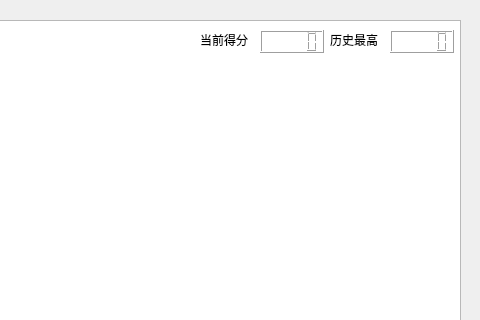
This is mainwindow.ui in lilipads/bubble_game as Qt 5 draws it before an edit; both pictures show x 320 to 800 and y 0 to 320 of the 800 by 600 pixel window. The edited form follows.
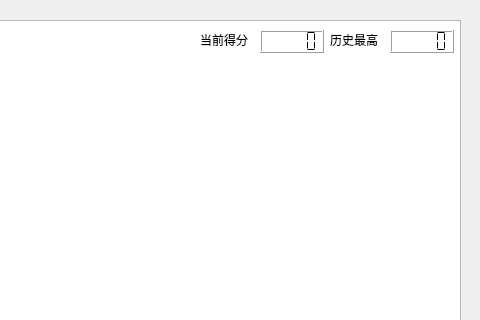
This is the edited form.

What changed in the file:
```diff
--- a/mainwindow.ui
+++ b/mainwindow.ui
@@ -65,15 +65,79 @@
       <height>23</height>
      </rect>
     </property>
-   </widget>
-   <widget class="QLCDNumber" name="scoreRecordBox">
-    <property name="geometry">
-     <rect>
-      <x>710</x>
-      <y>30</y>
-      <width>64</width>
-      <height>23</height>
-     </rect>
+    <property name="palette">
+     <palette>
+      <active>
+       <colorrole role="Mid">
+        <brush brushstyle="SolidPattern">
+         <color alpha="255">
+          <red>5</red>
+          <green>4</green>
+          <blue>5</blue>
+         </color>
+        </brush>
+       </colorrole>
+       <colorrole role="BrightText">
+        <brush brushstyle="SolidPattern">
+         <color alpha="255">
+          <red>1</red>
+          <green>1</green>
+          <blue>1</blue>
+         </color>
+        </brush>
+       </colorrole>
+      </active>
+      <inactive>
+       <colorrole role="Mid">
+        <brush brushstyle="SolidPattern">
+         <color alpha="255">
+          <red>5</red>
+          <green>4</green>
+          <blue>5</blue>
+         </color>
+        </brush>
+       </colorrole>
+       <colorrole role="BrightText">
+        <brush brushstyle="SolidPattern">
+         <color alpha="255">
+          <red>1</red>
+          <green>1</green>
+          <blue>1</blue>
+         </color>
+        </brush>
+       </colorrole>
+      </inactive>
+      <disabled>
+       <colorrole role="Mid">
+        <brush brushstyle="SolidPattern">
+         <color alpha="255">
+          <red>5</red>
+          <green>4</green>
+          <blue>5</blue>
+         </color>
+        </brush>
+       </colorrole>
+       <colorrole role="BrightText">
+        <brush brushstyle="SolidPattern">
+         <color alpha="255">
+          <red>1</red>
+          <green>1</green>
+          <blue>1</blue>
+         </color>
+        </brush>
+       </colorrole>
+      </disabled>
+     </palette>
+    </property>
+    <property name="font">
+     <font>
+      <pointsize>10</pointsize>
+      <bold>false</bold>
+      <underline>false</underline>
+     </font>
+    </property>
+    <property name="segmentStyle">
+     <enum>QLCDNumber::Flat</enum>
     </property>
    </widget>
    <widget class="QLabel" name="label">
@@ -115,6 +179,90 @@
      <string>新游戏</string>
     </property>
    </widget>
+   <widget class="QLCDNumber" name="recordScoreBox">
+    <property name="geometry">
+     <rect>
+      <x>710</x>
+      <y>30</y>
+      <width>64</width>
+      <height>23</height>
+     </rect>
+    </property>
+    <property name="palette">
+     <palette>
+      <active>
+       <colorrole role="Mid">
+        <brush brushstyle="SolidPattern">
+         <color alpha="255">
+          <red>5</red>
+          <green>4</green>
+          <blue>5</blue>
+         </color>
+        </brush>
+       </colorrole>
+       <colorrole role="BrightText">
+        <brush brushstyle="SolidPattern">
+         <color alpha="255">
+          <red>1</red>
+          <green>1</green>
+          <blue>1</blue>
+         </color>
+        </brush>
+       </colorrole>
+      </active>
+      <inactive>
+       <colorrole role="Mid">
+        <brush brushstyle="SolidPattern">
+         <color alpha="255">
+          <red>5</red>
+          <green>4</green>
+          <blue>5</blue>
+         </color>
+        </brush>
+       </colorrole>
+       <colorrole role="BrightText">
+        <brush brushstyle="SolidPattern">
+         <color alpha="255">
+          <red>1</red>
+          <green>1</green>
+          <blue>1</blue>
+         </color>
+        </brush>
+       </colorrole>
+      </inactive>
+      <disabled>
+       <colorrole role="Mid">
+        <brush brushstyle="SolidPattern">
+         <color alpha="255">
+          <red>5</red>
+          <green>4</green>
+          <blue>5</blue>
+         </color>
+        </brush>
+       </colorrole>
+       <colorrole role="BrightText">
+        <brush brushstyle="SolidPattern">
+         <color alpha="255">
+          <red>1</red>
+          <green>1</green>
+          <blue>1</blue>
+         </color>
+        </brush>
+       </colorrole>
+      </disabled>
+     </palette>
+    </property>
+    <property name="font">
+     <font>
+      <pointsize>10</pointsize>
+      <bold>false</bold>
+      <underline>false</underline>
+     </font>
+    </property>
+    <property name="segmentStyle">
+     <enum>QLCDNumber::Flat</enum>
+    </property>
+   </widget>
   </widget>
   <widget class="QMenuBar" name="menubar">
    <property name="geometry">
```
